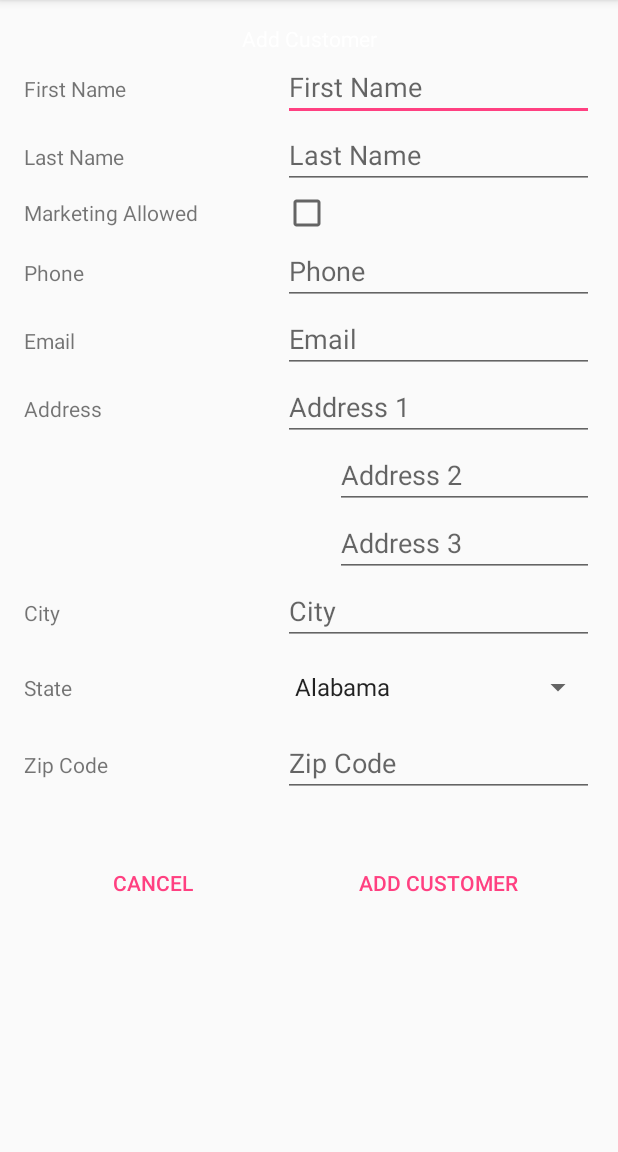
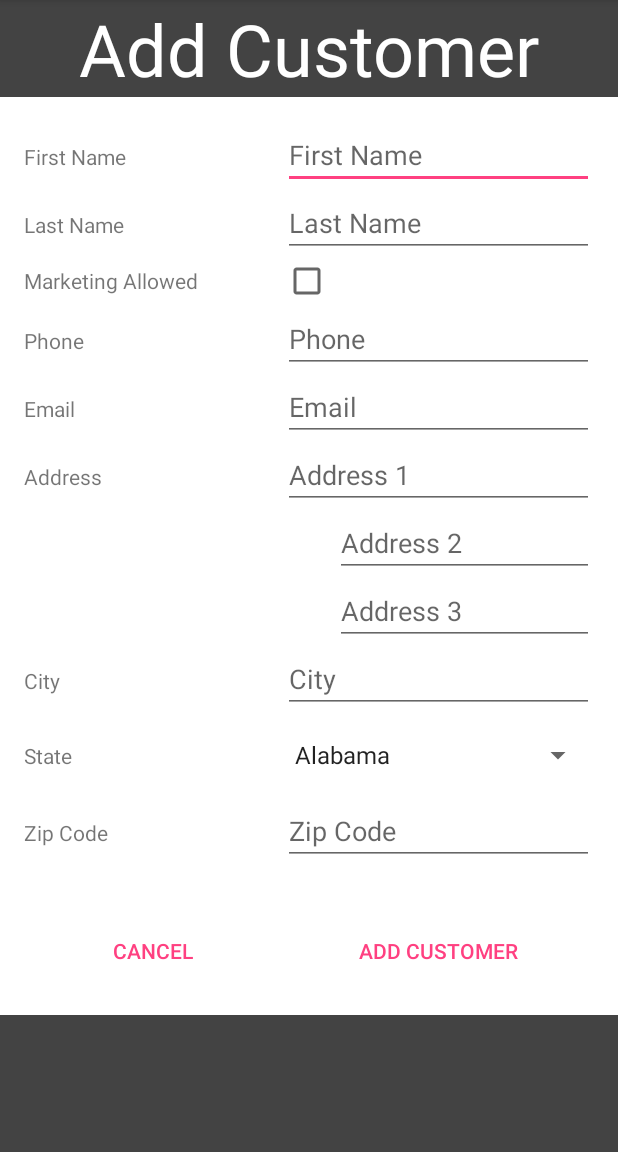
Before and after one commit to pcurtis5688/ashton-mansion-app, an Android app: the CustomersActivity screen opened directly, with no data from a screen before it, after a tap on "ADD CUSTOMER", on a phone screen of 412 x 824 dp, the part 84-1236 px from its top. Run offline under Robolectric (Android 15) with nearby library versions, the phone set to English and light mode, and no system bars; libraries missing offline, so code that uses them is left out: com.clover.sdk; 7 statements that could not run were skipped.

```diff
--- a/app/src/main/java/com/ashtonmansion/ashtonmansioncloverapp/activity/customer/CustomersActivity.java
+++ b/app/src/main/java/com/ashtonmansion/ashtonmansioncloverapp/activity/customer/CustomersActivity.java
@@ -40,7 +40,6 @@ public class CustomersActivity extends AppCompatActivity {
     private Context customersActivityContext;
     //STATIC LOCAL VARS
     private Account mAcct;
-    private CustomerConnector customerConnector;
     private List<Customer> customers;
     private List<com.clover.sdk.v1.customer.Customer> v1CustomerList;
     //TABLE VARIABLES
@@ -83,10 +82,11 @@ public class CustomersActivity extends AppCompatActivity {
             @Override
             protected Void doInBackground(Void... params) {
                 try {
-                    getMerchantAccount();
-                    connectCustomerConn();
-                    v1CustomerList = customerConnector.getCustomers();
+                    Account asyncAcct = getMerchantAccount();
+                    CustomerConnector asyncCustomerConnector = getCustomerConnection(asyncAcct);
+                    v1CustomerList = asyncCustomerConnector.getCustomers();
                     customers = GlobalUtils.getV3CustomerListViaV1List(v1CustomerList);
+                    asyncCustomerConnector.disconnect();
                 } catch (Exception e) {
                     e.printStackTrace();
                 }
@@ -96,7 +96,6 @@ public class CustomersActivity extends AppCompatActivity {
             @Override
             protected void onPostExecute(Void result) {
                 populateCustomerTable();
-                disconnectCustomerConn();
                 super.onPostExecute(result);
                 progressDialog.dismiss();
             }
@@ -119,7 +118,7 @@ public class CustomersActivity extends AppCompatActivity {
                 TextView custAddressTextView = new TextView(this);
 
                 //HANDLE ANY FORMATTING
-                String fullName = getCustomerFullName(customer);
+                String fullName = CustomerActivityUtils.getCustomerFullName(customer);
                 String formattedPhoneNumbers = getPhoneNumbersString(customer);
                 String formattedEmailAddresses = getEmailAddressString(customer);
                 String formattedAddresses = getAddressString(customer);
@@ -162,10 +161,6 @@ public class CustomersActivity extends AppCompatActivity {
         } else {
             customerTable.addView(getNoCustomerTableRow());
         }
-    }
-
-    private String getCustomerFullName(Customer customer) {
-        return customer.getFirstName() + " " + customer.getLastName();
     }
 
     private String getPhoneNumbersString(Customer customer) {
@@ -248,11 +243,11 @@ public class CustomersActivity extends AppCompatActivity {
     private void deleteThisCustomer(final Customer customer) {
         new AlertDialog.Builder(this)
                 .setTitle("Delete Customer?")
-                .setMessage("Delete Customer: " + getCustomerFullName(customer) + "?")
+                .setMessage("Delete Customer: " + CustomerActivityUtils.getCustomerFullName(customer) + "?")
                 .setIcon(android.R.drawable.ic_dialog_alert)
                 .setPositiveButton(android.R.string.yes, new DialogInterface.OnClickListener() {
                     public void onClick(DialogInterface dialog, int whichButton) {
-                        String confirmationToastString = "Customer " + getCustomerFullName(customer) + " Deleted!";
+                        String confirmationToastString = "Customer " + CustomerActivityUtils.getCustomerFullName(customer) + " Deleted!";
                         deleteCustomer(customer.getId());
                         Toast.makeText(CustomersActivity.this, confirmationToastString, Toast.LENGTH_SHORT).show();
                     }
@@ -279,10 +274,12 @@ public class CustomersActivity extends AppCompatActivity {
                 boolean customerSuccessfullyDeletedLocal = false;
                 CustomerDAO customerDAO = new CustomerDAO(customersActivityContext);
                 try {
-                    connectCustomerConn();
-                    customerConnector.deleteCustomer(customerID);
+                    Account asyncMAcct = getMerchantAccount();
+                    CustomerConnector connectorDeleteConnector = getCustomerConnection(asyncMAcct);
+                    connectorDeleteConnector.connect();
+                    connectorDeleteConnector.deleteCustomer(customerID);
+                    connectorDeleteConnector.disconnect();
                     customerSuccessfullyDeletedClover = true;
-                    disconnectCustomerConn();
                 } catch (ServiceException | BindingException | ClientException | RemoteException e) {
                     customerSuccessfullyDeletedClover = false;
                     Log.e("Clover Exception: ", e.getMessage());
@@ -310,14 +307,36 @@ public class CustomersActivity extends AppCompatActivity {
             @Override
             protected void onPostExecute(Void result) {
                 super.onPostExecute(result);
+                getCustomerListAndPopulateTable();
                 progress.dismiss();
-                getCustomerListAndPopulateTable();
             }
         }.execute();
     }
 
+
+    /////////////////ACTIVITY FLOW METHODS ///////////////////
+    @Override
+    protected void onCreate(Bundle savedInstanceState) {
+        super.onCreate(savedInstanceState);
+        setContentView(R.layout.activity_customers);
+        customersActivityContext = this;
+        customerTable = (TableLayout) findViewById(R.id.customer_table);
+        getCustomerListAndPopulateTable();
+    }
+
+    @Override
+    protected void onResume() {
+        super.onResume();
+        getCustomerListAndPopulateTable();
+    }
+
+    @Override
+    protected void onPause() {
+        super.onPause();
+    }
+
     ///////////////CLOVER CONNECTION METHODS /////////////////
-    private void getMerchantAccount() {
+    private Account getMerchantAccount() {
         if (mAcct == null) {
             mAcct = CloverAccount.getAccount(this);
 
@@ -326,42 +345,14 @@ public class CustomersActivity extends AppCompatActivity {
                 finish();
             }
         }
+        return mAcct;
     }
 
-    private void connectCustomerConn() {
-        disconnectCustomerConn();
+    private CustomerConnector getCustomerConnection(Account mAcct) {
+        CustomerConnector customerConnector = null;
         if (mAcct != null) {
             customerConnector = new CustomerConnector(this, mAcct, null);
-            customerConnector.connect();
         }
-    }
-
-    private void disconnectCustomerConn() {
-        if (customerConnector != null) {
-            customerConnector.disconnect();
-            customerConnector = null;
-        }
-    }
-
-    /////////////////ACTIVITY FLOW METHODS ///////////////////
-    @Override
-    protected void onCreate(Bundle savedInstanceState) {
-        super.onCreate(savedInstanceState);
-        setContentView(R.layout.activity_customers);
-        customersActivityContext = this;
-        customerTable = (TableLayout) findViewById(R.id.customer_table);
-    }
-
-    @Override
-    protected void onPause() {
-        disconnectCustomerConn();
-        super.onPause();
-    }
-
-    @Override
-    protected void onResume() {
-        super.onResume();
-
-        getCustomerListAndPopulateTable();
+        return customerConnector;
     }
 }
--- a/app/src/main/res/layout/activity_add_appointment.xml
+++ b/app/src/main/res/layout/activity_add_appointment.xml
@@ -156,12 +156,13 @@
 
                 <TextView
                     android:id="@+id/label_appt_emp_2_assigned"
+                    android:hint="@string/appt_emp_2_assigned_hint"
                     android:text="@string/appt_emp_2_label_str"
                     android:textAlignment="center"
                     android:textColor="@color/white" />
 
-                <EditText
-                    android:id="@+id/appt_emp_2_assigned"
+                <Spinner
+                    android:id="@+id/appt_emp_2_assigned_spinner"
                     android:layout_width="wrap_content"
                     android:layout_height="wrap_content"
                     android:hint="@string/appt_emp_2_assigned_hint"
--- a/app/src/main/res/layout/activity_add_customer.xml
+++ b/app/src/main/res/layout/activity_add_customer.xml
@@ -4,6 +4,7 @@
     android:layout_width="fill_parent"
     android:layout_height="fill_parent"
     android:layout_weight="1"
+    android:background="@color/standardBackground"
     android:scrollbars="none"
     tools:context="com.ashtonmansion.ashtonmansioncloverapp.activity.customer.AddCustomerActivity">
 
@@ -12,26 +13,24 @@
         android:layout_height="wrap_content"
         android:orientation="vertical">
 
+        <TextView
+            android:id="@+id/id_add_customer_header"
+            android:layout_width="match_parent"
+            android:layout_height="wrap_content"
+            android:text="@string/add_customer_header_str"
+            android:textAlignment="center"
+            android:textColor="@color/white"
+            android:textSize="@dimen/activity_header_size" />
+
         <TableLayout
             android:layout_width="match_parent"
             android:layout_height="match_parent"
+            android:background="@color/white"
             android:paddingBottom="@dimen/activity_vertical_margin"
             android:paddingLeft="@dimen/activity_horizontal_margin"
             android:paddingRight="@dimen/activity_horizontal_margin"
             android:paddingTop="@dimen/activity_vertical_margin"
             android:stretchColumns="*">
-
-            <TableRow android:layout_width="fill_parent">
-
-                <TextView
-                    android:id="@+id/id_add_customer_header"
-                    android:layout_width="match_parent"
-                    android:layout_height="wrap_content"
-                    android:layout_span="2"
-                    android:text="@string/add_customer_header_str"
-                    android:textAlignment="center"
-                    android:textColor="@color/white" />
-            </TableRow>
 
             <TableRow android:layout_width="fill_parent">
 
--- a/app/src/main/res/values/dimens.xml
+++ b/app/src/main/res/values/dimens.xml
@@ -14,6 +14,7 @@
     <dimen name="dimen_15dp">15dp</dimen>
     <dimen name="dimen_20dp">20dp</dimen>
     <dimen name="dimen_30dp">30dp</dimen>
+    <dimen name="dimen_50dp">50dp</dimen>
     <dimen name="dimen_75dp">75dp</dimen>
     <dimen name="nominal_margin">10dp</dimen>
 
```
Also changed, not shown: app/src/main/java/com/ashtonmansion/ashtonmansioncloverapp/activity/appointment/AddAppointmentActivity.java (+62 -45 lines), app/src/main/java/com/ashtonmansion/ashtonmansioncloverapp/activity/customer/CustomerActivityUtils.java (added, +13 -0 lines), app/src/main/java/com/ashtonmansion/ashtonmansioncloverapp/activity/employee/EmployeeUtilities.java (added, +18 -0 lines), app/src/main/java/com/ashtonmansion/ashtonmansioncloverapp/dao/EmployeeDAO.java (+0 -38 lines), app/src/main/res/layout/activity_add_employee.xml (+62 -22 lines), app/src/main/res/layout/activity_add_inventory.xml (+10 -10 lines).
